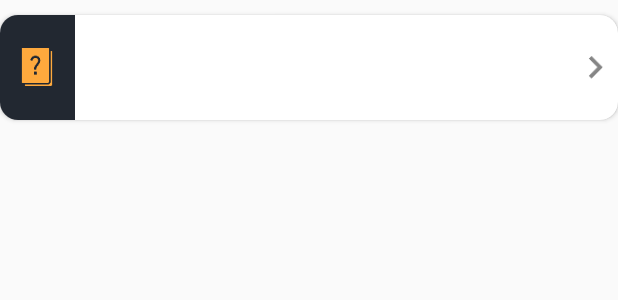
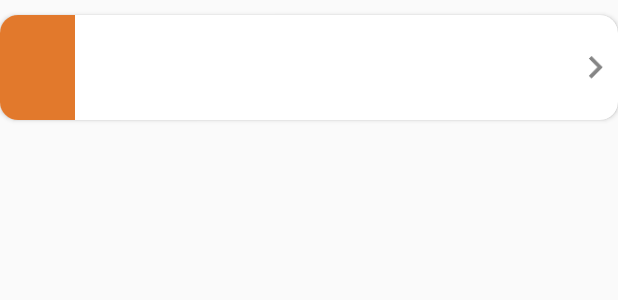
Before and after one commit to grannitsejdiu/Autoshkolla, an Android app: the layout cardview_test_list.xml on its own in the app's theme, with its tools: preview values and no code run, on a phone screen of 412 x 824 dp. Shown: the top 300 px of the screen. Run offline under Robolectric (Android 15) with nearby library versions, the phone set to English and light mode, and no system bars.

```diff
--- a/app/src/main/res/layout/cardview_test_list.xml
+++ b/app/src/main/res/layout/cardview_test_list.xml
@@ -17,15 +17,16 @@
             <RelativeLayout
                 android:layout_width="50dp"
                 android:layout_height="match_parent"
-                android:background="#222831">
+                android:background="@color/colorAccent">
 
-                <ImageView
+                <TextView
                     android:id="@+id/cardviewItemImage"
                     android:layout_width="25dp"
                     android:layout_height="25dp"
+                    android:textSize="30sp"
+                    android:textColor="#FFFFFF"
                     android:layout_centerHorizontal="true"
-                    android:layout_centerVertical="true"
-                    android:src="@drawable/questions"/>
+                    android:layout_centerVertical="true" />
             </RelativeLayout>
 
             <LinearLayout
--- a/app/src/main/res/layout/cardview_testform.xml
+++ b/app/src/main/res/layout/cardview_testform.xml
@@ -29,6 +29,7 @@
             android:id="@+id/questionImage"
             android:layout_marginTop="5dp"
             android:layout_width="match_parent"
+
             android:layout_height="200dp" />
 
         <LinearLayout
@@ -55,8 +56,8 @@
             android:layout_marginTop="15dp"
             android:layout_width="match_parent"
             android:layout_height="wrap_content" />
+        </LinearLayout>
 
-          </LinearLayout>
 
     </LinearLayout>
 
```
Also changed, not shown: app/src/main/java/com/example/admin/autoshkolla/ExamsRecyclerAdapter.java (+11 -3 lines), app/src/main/java/com/example/admin/autoshkolla/Testet/TestFormRecyclerAdapter.java (+43 -3 lines), app/src/main/java/com/example/admin/autoshkolla/TestetActivity.java (+14 -2 lines).
